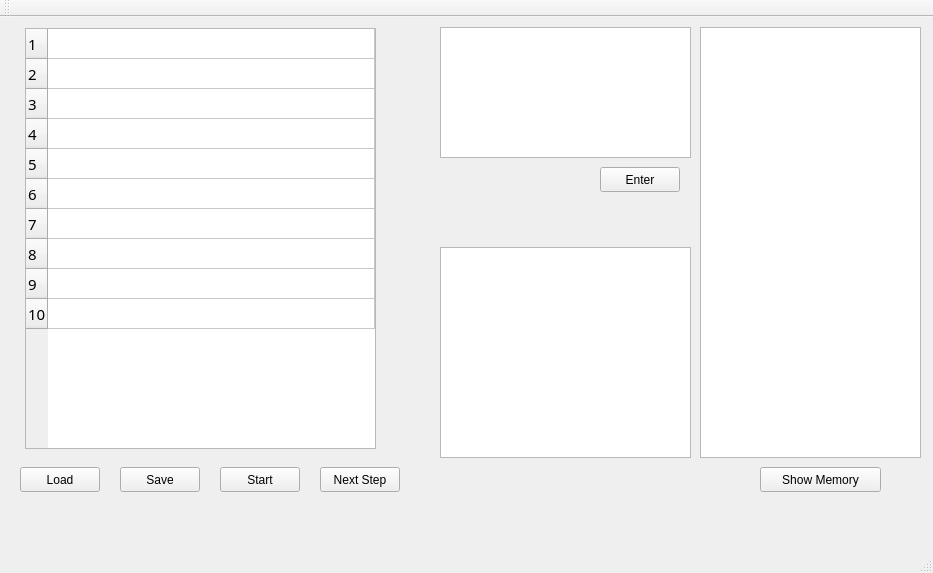
This is mainwindow.ui in ayakushyna/em3 as Qt 5 draws it before an edit. The edited form follows.
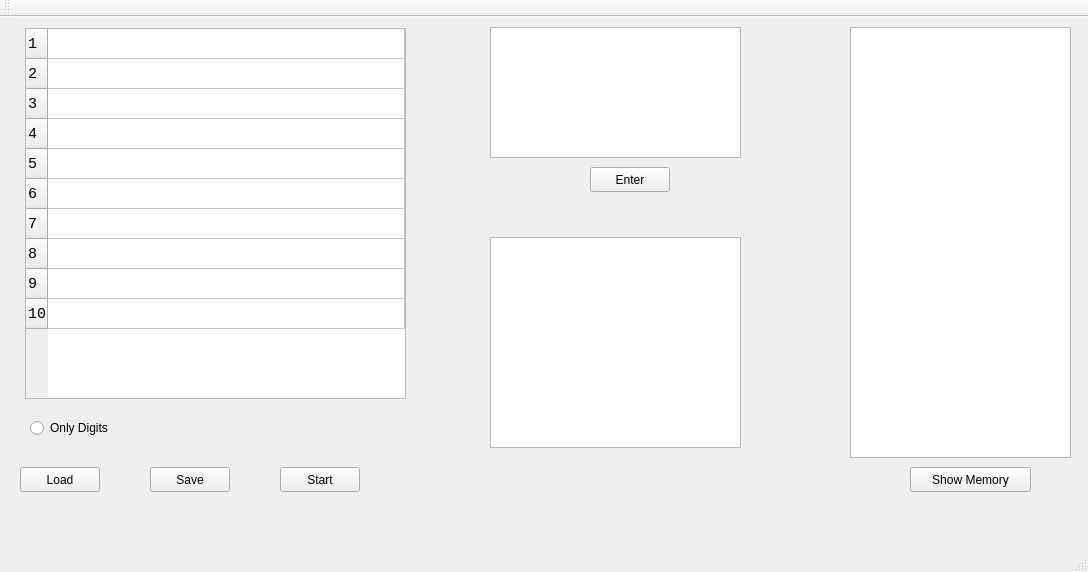
This is the edited form.

Commit message: added methods for tablewidget

Patch:
```diff
--- a/mainwindow.ui
+++ b/mainwindow.ui
@@ -6,8 +6,8 @@
    <rect>
     <x>0</x>
     <y>0</y>
-    <width>933</width>
-    <height>573</height>
+    <width>1088</width>
+    <height>572</height>
    </rect>
   </property>
   <property name="windowTitle">
@@ -17,7 +17,7 @@
    <widget class="QPlainTextEdit" name="inputTextEdit">
     <property name="geometry">
      <rect>
-      <x>440</x>
+      <x>490</x>
       <y>10</y>
       <width>251</width>
       <height>131</height>
@@ -27,8 +27,8 @@
    <widget class="QPlainTextEdit" name="outputTextEdit">
     <property name="geometry">
      <rect>
-      <x>440</x>
-      <y>230</y>
+      <x>490</x>
+      <y>220</y>
       <width>251</width>
       <height>211</height>
      </rect>
@@ -37,7 +37,7 @@
    <widget class="QPushButton" name="startButton">
     <property name="geometry">
      <rect>
-      <x>220</x>
+      <x>280</x>
       <y>450</y>
       <width>80</width>
       <height>25</height>
@@ -50,7 +50,7 @@
    <widget class="QPushButton" name="saveButton">
     <property name="geometry">
      <rect>
-      <x>120</x>
+      <x>150</x>
       <y>450</y>
       <width>80</width>
       <height>25</height>
@@ -76,7 +76,7 @@
    <widget class="QPushButton" name="enterButton">
     <property name="geometry">
      <rect>
-      <x>600</x>
+      <x>590</x>
       <y>150</y>
       <width>80</width>
       <height>25</height>
@@ -89,7 +89,7 @@
    <widget class="QPushButton" name="showButton">
     <property name="geometry">
      <rect>
-      <x>760</x>
+      <x>910</x>
       <y>450</y>
       <width>121</width>
       <height>25</height>
@@ -99,23 +99,10 @@
      <string>Show Memory</string>
     </property>
    </widget>
-   <widget class="QPushButton" name="nextStepButton">
-    <property name="geometry">
-     <rect>
-      <x>320</x>
-      <y>450</y>
-      <width>80</width>
-      <height>25</height>
-     </rect>
-    </property>
-    <property name="text">
-     <string>Next Step</string>
-    </property>
-   </widget>
    <widget class="QListWidget" name="registersListWidget">
     <property name="geometry">
      <rect>
-      <x>700</x>
+      <x>850</x>
       <y>10</y>
       <width>221</width>
       <height>431</height>
@@ -127,18 +114,25 @@
      <rect>
       <x>25</x>
       <y>11</y>
-      <width>351</width>
-      <height>421</height>
+      <width>381</width>
+      <height>371</height>
      </rect>
     </property>
     <property name="font">
      <font>
-      <family>Century Gothic</family>
+      <family>Consolas</family>
       <pointsize>11</pointsize>
-      <weight>50</weight>
-      <bold>false</bold>
      </font>
     </property>
+    <property name="sizeAdjustPolicy">
+     <enum>QAbstractScrollArea::AdjustIgnored</enum>
+    </property>
+    <property name="selectionMode">
+     <enum>QAbstractItemView::NoSelection</enum>
+    </property>
+    <property name="gridStyle">
+     <enum>Qt::SolidLine</enum>
+    </property>
     <property name="rowCount">
      <number>10</number>
     </property>
@@ -148,9 +142,18 @@
     <attribute name="horizontalHeaderVisible">
      <bool>false</bool>
     </attribute>
+    <attribute name="horizontalHeaderMinimumSectionSize">
+     <number>20</number>
+    </attribute>
     <attribute name="horizontalHeaderStretchLastSection">
      <bool>true</bool>
     </attribute>
+    <attribute name="verticalHeaderCascadingSectionResizes">
+     <bool>true</bool>
+    </attribute>
+    <attribute name="verticalHeaderStretchLastSection">
+     <bool>false</bool>
+    </attribute>
     <row/>
     <row/>
     <row/>
@@ -162,6 +165,24 @@
     <row/>
     <row/>
     <column/>
+    <item row="0" column="0">
+     <property name="textAlignment">
+      <set>AlignCenter</set>
+     </property>
+    </item>
+   </widget>
+   <widget class="QRadioButton" name="digitsRadioButton">
+    <property name="geometry">
+     <rect>
+      <x>30</x>
+      <y>400</y>
+      <width>97</width>
+      <height>22</height>
+     </rect>
+    </property>
+    <property name="text">
+     <string>Only Digits</string>
+    </property>
    </widget>
   </widget>
   <widget class="QMenuBar" name="menuBar">
```
Left out of the diff: 2 changed lines with no effect on the pictures. The commit also changes 2 other files.
